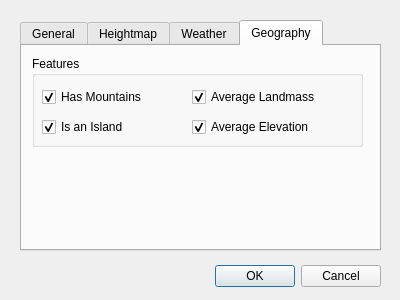
First picture: the form in data/qt4/dNewWorld.ui, repository psi29a/worldsynth, before the edit.
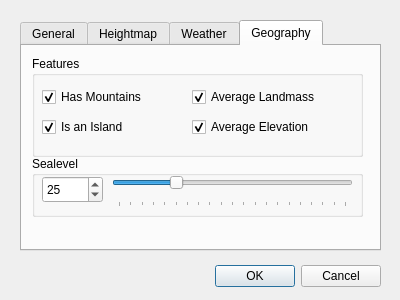
Second picture: the form after the edit. The open tabs and pages were chosen to show the change. Icons and pictures are not drawn.

Commit message: cleaned up some constants and added new gui sealevel element

Patch:
```diff
--- a/data/qt4/dNewWorld.ui
+++ b/data/qt4/dNewWorld.ui
@@ -458,7 +458,7 @@
        <x>10</x>
        <y>10</y>
        <width>331</width>
-       <height>91</height>
+       <height>101</height>
       </rect>
      </property>
      <property name="title">
@@ -529,6 +529,75 @@
       </property>
      </widget>
     </widget>
+    <widget class="QGroupBox" name="gbSeaLevel">
+     <property name="geometry">
+      <rect>
+       <x>10</x>
+       <y>110</y>
+       <width>331</width>
+       <height>61</height>
+      </rect>
+     </property>
+     <property name="title">
+      <string>Sealevel</string>
+     </property>
+     <widget class="QSpinBox" name="sbSeaLevel">
+      <property name="geometry">
+       <rect>
+        <x>10</x>
+        <y>20</y>
+        <width>61</width>
+        <height>27</height>
+       </rect>
+      </property>
+      <property name="suffix">
+       <string/>
+      </property>
+      <property name="maximum">
+       <number>100</number>
+      </property>
+      <property name="singleStep">
+       <number>5</number>
+      </property>
+      <property name="value">
+       <number>25</number>
+      </property>
+     </widget>
+     <widget class="QSlider" name="vsSeaLevel">
+      <property name="geometry">
+       <rect>
+        <x>80</x>
+        <y>10</y>
+        <width>241</width>
+        <height>41</height>
+       </rect>
+      </property>
+      <property name="minimum">
+       <number>0</number>
+      </property>
+      <property name="maximum">
+       <number>100</number>
+      </property>
+      <property name="singleStep">
+       <number>5</number>
+      </property>
+      <property name="value">
+       <number>25</number>
+      </property>
+      <property name="sliderPosition">
+       <number>25</number>
+      </property>
+      <property name="orientation">
+       <enum>Qt::Horizontal</enum>
+      </property>
+      <property name="tickPosition">
+       <enum>QSlider::TicksBelow</enum>
+      </property>
+      <property name="tickInterval">
+       <number>5</number>
+      </property>
+     </widget>
+    </widget>
    </widget>
   </widget>
  </widget>
```
Left out of the diff: 50 changed lines with no effect on the pictures. The commit also changes 1 other file.
